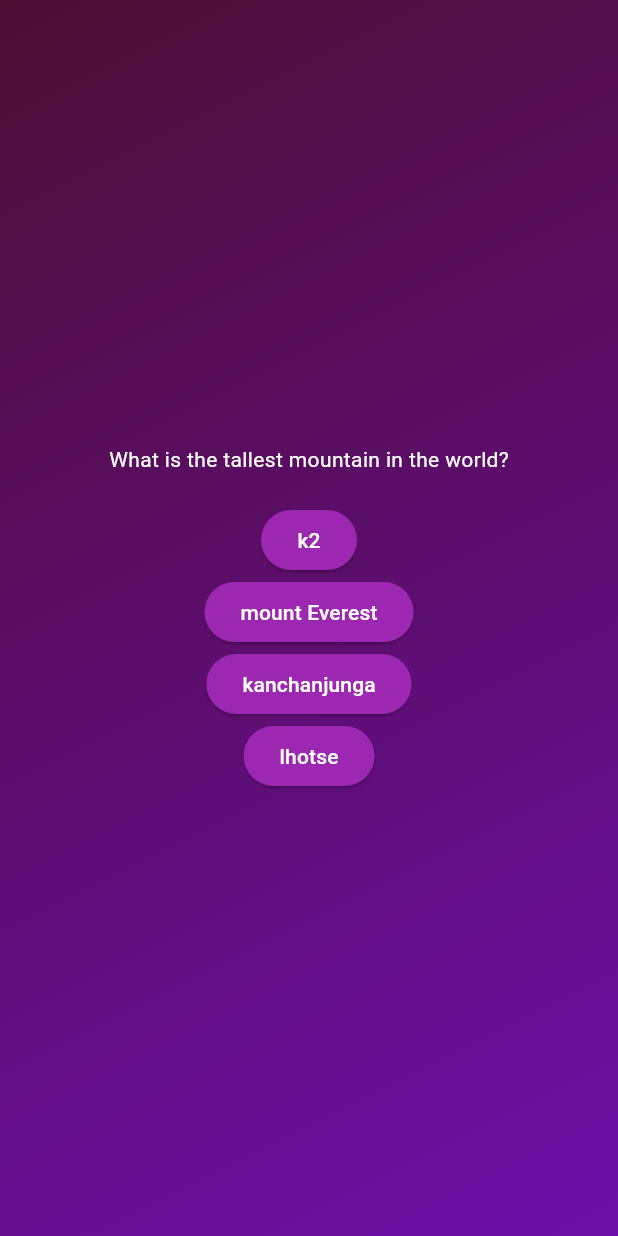
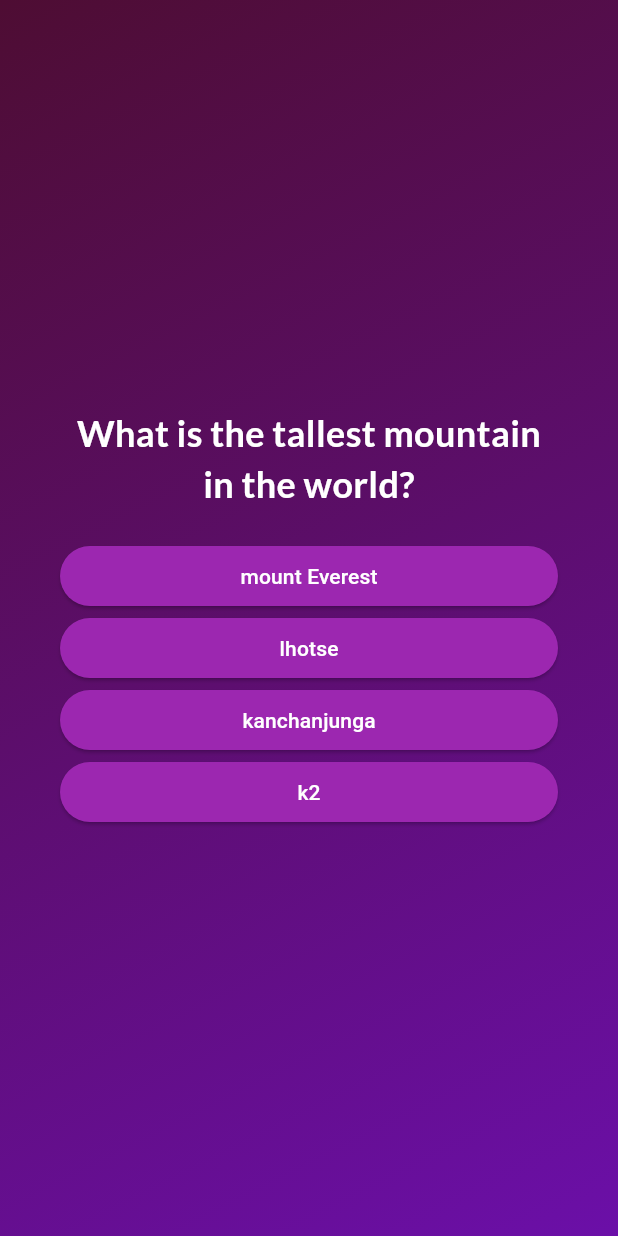
Before and after one commit to sudipeb/quizapp, a Flutter app: the screen it shows after launch, after a tap on "Start Quiz!", on a phone screen of 412 x 824 dp. Run offline on Flutter 3.47's test engine with Material 3 defaults, Android fonts, the phone set to English and light mode, and no system bars; our stand-ins replace google_fonts.

Commit message:
added the google fonts to the font family

```diff
--- a/lib/models/quiz_question.dart
+++ b/lib/models/quiz_question.dart
@@ -3,4 +3,10 @@ class QuizQuestion {
 
   final String text;
   final List<String> answers;
+
+  List<String> getShuffledAnswers() {
+    final shuffledList = List.of(answers);
+    shuffledList.shuffle();
+    return shuffledList;
+  }
 }
--- a/lib/screens/questions.dart
+++ b/lib/screens/questions.dart
@@ -1,6 +1,7 @@
 import 'package:flutter/material.dart';
 import 'package:quizapp/answer_button.dart';
 import 'package:quizapp/data/questions.dart';
+import 'package:google_fonts/google_fonts.dart';
 
 class QuestionScreen extends StatefulWidget {
   const QuestionScreen({super.key});
@@ -10,21 +11,45 @@ class QuestionScreen extends StatefulWidget {
 }
 
 class _QuestionScreenState extends State<QuestionScreen> {
-  final currentQuestions = questions[0];
+  var currentQuestionIndex = 0;
+  void answerQuestion() {
+    setState(() {
+      //increements the value of currentQuestionIndex by 1
+      currentQuestionIndex++;
+    });
+  }
+
   @override
   Widget build(BuildContext context) {
+    final currentQuestions = questions[currentQuestionIndex];
     return SizedBox(
       width: double.infinity,
-      child: Column(
-        mainAxisAlignment: MainAxisAlignment.center,
-        children: [
-          Text(currentQuestions.text, style: TextStyle(color: Colors.white)),
-          SizedBox(height: 20),
-          AnswerButton(onTap: () {}, answerText: currentQuestions.answers[0]),
-          AnswerButton(onTap: () {}, answerText: currentQuestions.answers[1]),
-          AnswerButton(onTap: () {}, answerText: currentQuestions.answers[2]),
-          AnswerButton(onTap: () {}, answerText: currentQuestions.answers[3]),
-        ],
+      child: Container(
+        margin: EdgeInsets.all(40),
+        child: Column(
+          mainAxisAlignment: MainAxisAlignment.center,
+          crossAxisAlignment: CrossAxisAlignment.stretch,
+          children: [
+            Text(
+              currentQuestions.text,
+              style: GoogleFonts.lato(
+                color: Colors.white,
+                fontSize: 24,
+                fontWeight: FontWeight.bold,
+              ),
+              textAlign: TextAlign.center,
+            ),
+            SizedBox(height: 20),
+            //... is the spread operator
+            // it is used to spread the list of widgets
+            // into the children of the column
+            // without the spread operator, we would have to
+            // use separate answer buttons for each widget to the children
+            ...currentQuestions.getShuffledAnswers().map((answer) {
+              return AnswerButton(answerText: answer, onTap: answerQuestion);
+            }),
+          ],
+        ),
       ),
     );
   }
--- a/pubspec.yaml
+++ b/pubspec.yaml
@@ -34,6 +34,7 @@ dependencies:
   # The following adds the Cupertino Icons font to your application.
   # Use with the CupertinoIcons class for iOS style icons.
   cupertino_icons: ^1.0.8
+  google_fonts: ^6.3.2
 
 dev_dependencies:
   flutter_test:
```
Also changed, not shown: pubspec.lock, 7 other files.
